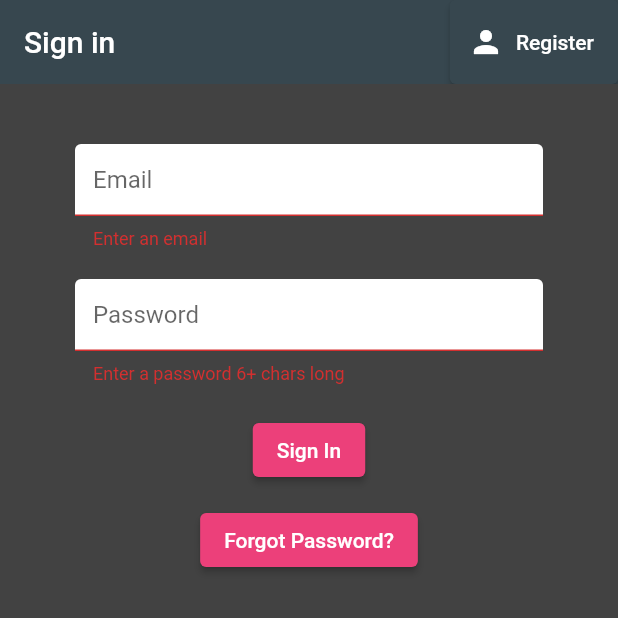
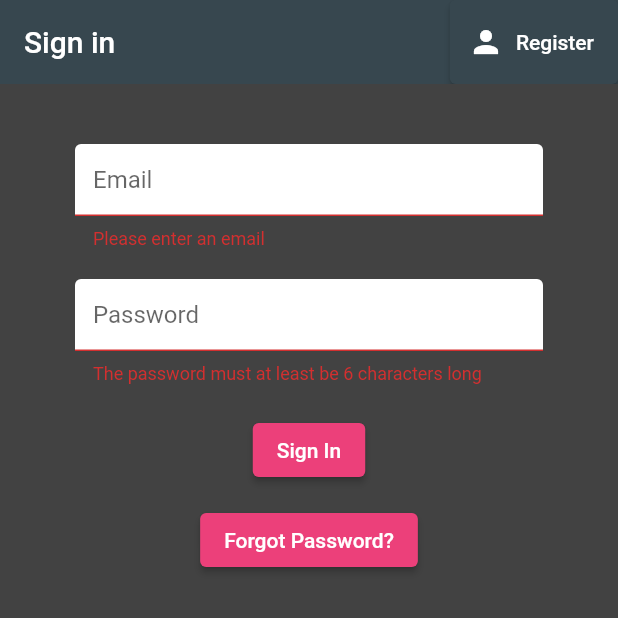
Before and after one commit to youssefchaker/Country-Surfing, a Flutter app: the screen it shows after launch, after a tap on "Sign In", on a phone screen of 412 x 824 dp, the top half of it. Run offline on Flutter 3.47's test engine with Material 2 defaults, Android fonts, the phone set to English and light mode, and no system bars; our stand-ins replace cached_network_image, cloud_firestore, firebase_auth, firebase_core, flutter_map, latlong2; accounts and stored records are empty.

Commit message:
fixed icons mismatch, fixed quiz info,fixed time issue,fixed routing problems and error handaling

```diff
--- a/lib/auth/register.dart
+++ b/lib/auth/register.dart
@@ -37,7 +37,8 @@ class _RegisterState extends State<Register> {
             icon: Icon(Icons.person),
             label: Text("Sign in"),
             style: ButtonStyle(
-    backgroundColor: MaterialStateProperty.all<Color>(Colors.blueGrey[800]!),
+              backgroundColor:
+                  MaterialStateProperty.all<Color>(Colors.blueGrey[800]!),
             ),
           ),
         ],
@@ -59,7 +60,7 @@ class _RegisterState extends State<Register> {
                       decoration:
                           textInputDecoration.copyWith(hintText: 'Email'),
                       validator: (val) =>
-                          val!.isEmpty ? "enter an email" : null,
+                          val!.isEmpty ? "Please enter an email" : null,
                       onChanged: (val) {
                         setState(() => email = val);
                       },
@@ -69,8 +70,9 @@ class _RegisterState extends State<Register> {
                       decoration:
                           textInputDecoration.copyWith(hintText: 'Password'),
                       obscureText: true,
-                      validator: (val) =>
-                          val!.length < 6 ? "at least 6 chars" : null,
+                      validator: (val) => val!.length < 6
+                          ? "The password must at least be 6 characters long"
+                          : null,
                       onChanged: (val) {
                         setState(() => password = val);
                       },
@@ -96,8 +98,14 @@ class _RegisterState extends State<Register> {
                             if (result == null) {
                               setState(() {
                                 loading = false;
-                                err = 'please supply a valid mail';
+                                err = 'Please supply a valid mail';
                               });
+                            } else {
+                              ScaffoldMessenger.of(context).showSnackBar(
+                                SnackBar(
+                                    content: Text(
+                                        'Sucessfully Registered. Welcome')),
+                              );
                             }
                           } else {}
                         }),
@@ -107,7 +115,9 @@ class _RegisterState extends State<Register> {
                     //reserved place to print the error message
                     Text(
                       err,
-                      style: TextStyle(color: Color.fromARGB(255, 236, 4, 4), fontSize: 14.00),
+                      style: TextStyle(
+                          color: Color.fromARGB(255, 236, 4, 4),
+                          fontSize: 14.00),
                     )
                   ],
                 ),
--- a/lib/auth/sign_in.dart
+++ b/lib/auth/sign_in.dart
@@ -58,7 +58,7 @@ class _SignInState extends State<SignIn> {
                         decoration:
                             textInputDecoration.copyWith(hintText: 'Email'),
                         validator: (val) =>
-                            val!.isEmpty ? 'Enter an email' : null,
+                            val!.isEmpty ? 'Please enter an email' : null,
                         onChanged: (val) {
                           setState(() => email = val);
                         },
@@ -68,7 +68,7 @@ class _SignInState extends State<SignIn> {
                         decoration:
                             textInputDecoration.copyWith(hintText: 'Password'),
                         validator: (val) => val!.length < 6
-                            ? 'Enter a password 6+ chars long'
+                            ? 'The password must at least be 6 characters long'
                             : null,
                         obscureText: true,
                         onChanged: (val) {
@@ -92,9 +92,14 @@ class _SignInState extends State<SignIn> {
                               if (result == null) {
                                 setState(() {
                                   loading = false;
-                                  err =
-                                      'Could not sign in with those credentials';
+                                  err = 'Wrong Email or Password ';
                                 });
+                              } else {
+                                ScaffoldMessenger.of(context).showSnackBar(
+                                  SnackBar(
+                                      content: Text(
+                                          'Sucessefully Logged in. Welcome Back')),
+                                );
                               }
                             }
                           }),
--- a/lib/main.dart
+++ b/lib/main.dart
@@ -27,6 +27,7 @@ class MainApp extends StatelessWidget {
         value: AuthService().user,
         child: MaterialApp(
           routes: {
+            '/': (context) => Wrapper(),
             '/time': (context) {
               final args =
                   ModalRoute.of(context)!.settings.arguments as Country;
@@ -48,7 +49,6 @@ class MainApp extends StatelessWidget {
               return CountryRequest(country: args);
             },
           },
-          home: Wrapper(),
         ));
   }
 }
--- a/lib/pages/info.dart
+++ b/lib/pages/info.dart
@@ -24,7 +24,7 @@ class CountryInfo extends StatelessWidget {
         leading: Builder(
           builder: (context) {
             return IconButton(
-              icon: Icon(Icons.flag, color: Colors.white),
+              icon: Icon(Icons.language, color: Colors.white),
               onPressed: () {
                 Scaffold.of(context).openDrawer();
               },
@@ -35,7 +35,8 @@ class CountryInfo extends StatelessWidget {
           Builder(
             builder: (context) {
               return IconButton(
-                icon: Icon(Icons.pages, color: Colors.white),
+                icon: Icon(Icons.auto_awesome_motion_outlined,
+                    color: Colors.white),
                 onPressed: () {
                   Scaffold.of(context).openEndDrawer();
                 },
--- a/lib/pages/quizresult.dart
+++ b/lib/pages/quizresult.dart
@@ -74,7 +74,8 @@ class CountryQuizResultsScreen extends StatelessWidget {
                     backgroundColor: Colors.pink[400],
                   ),
                   onPressed: () {
-                    Navigator.pushNamed(context, '/quiz', arguments: country);
+                    Navigator.pushReplacementNamed(context, '/quiz',
+                        arguments: country);
                   },
                   child: Text('Retry Quiz'),
                 ),
--- a/lib/pages/request.dart
+++ b/lib/pages/request.dart
@@ -33,7 +33,7 @@ class _CountryRequestState extends State<CountryRequest> {
         leading: Builder(
           builder: (context) {
             return IconButton(
-              icon: Icon(Icons.flag, color: Colors.white),
+              icon: Icon(Icons.language, color: Colors.white),
               onPressed: () {
                 Scaffold.of(context).openDrawer();
               },
@@ -44,7 +44,7 @@ class _CountryRequestState extends State<CountryRequest> {
           Builder(
             builder: (context) {
               return IconButton(
-                icon: Icon(Icons.pages, color: Colors.white),
+                icon: Icon(Icons.auto_awesome_motion_outlined, color: Colors.white),
                 onPressed: () {
                   Scaffold.of(context).openEndDrawer();
                 },
@@ -101,7 +101,7 @@ class _CountryRequestState extends State<CountryRequest> {
           } else {
             Navigator.pop(context, selectedCountry);
             ScaffoldMessenger.of(context).showSnackBar(
-              SnackBar(content: Text('Request successfully submitted.')),
+              SnackBar(content: Text('Request successfully submited.')),
             );
           }
         },
--- a/lib/pages/start.dart
+++ b/lib/pages/start.dart
@@ -140,7 +140,7 @@ class _StartPageState extends State<StartPage> {
                 return AlertDialog(
                   title: const Text('Error'),
                   content:
-                      const Text('Cannot retrieve countries from database.'),
+                      const Text('Cannot retrieve countries.Please make sure you are connected to the Internet'),
                   actions: [
                     TextButton(
                       onPressed: () {
```
Also changed, not shown: lib/pages/quiz.dart (+11 -10 lines), lib/pages/time.dart (+6 -5 lines), lib/shared/pagedrawer.dart (+7 -7 lines). Lines whose indentation alone changed are shown as unchanged.
